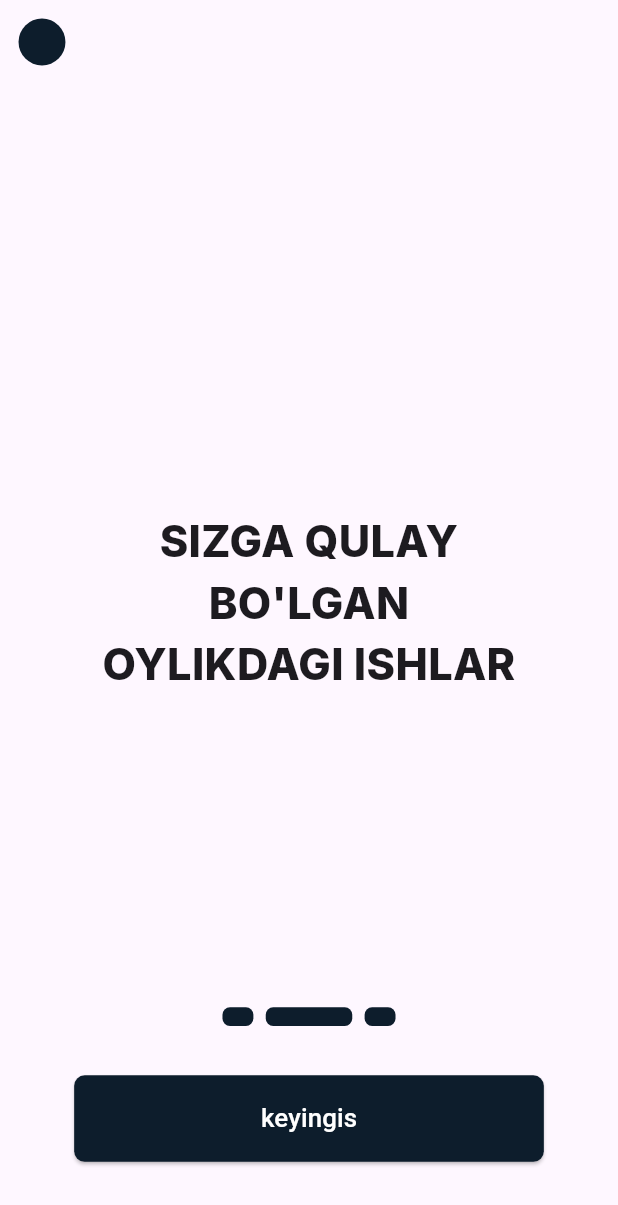
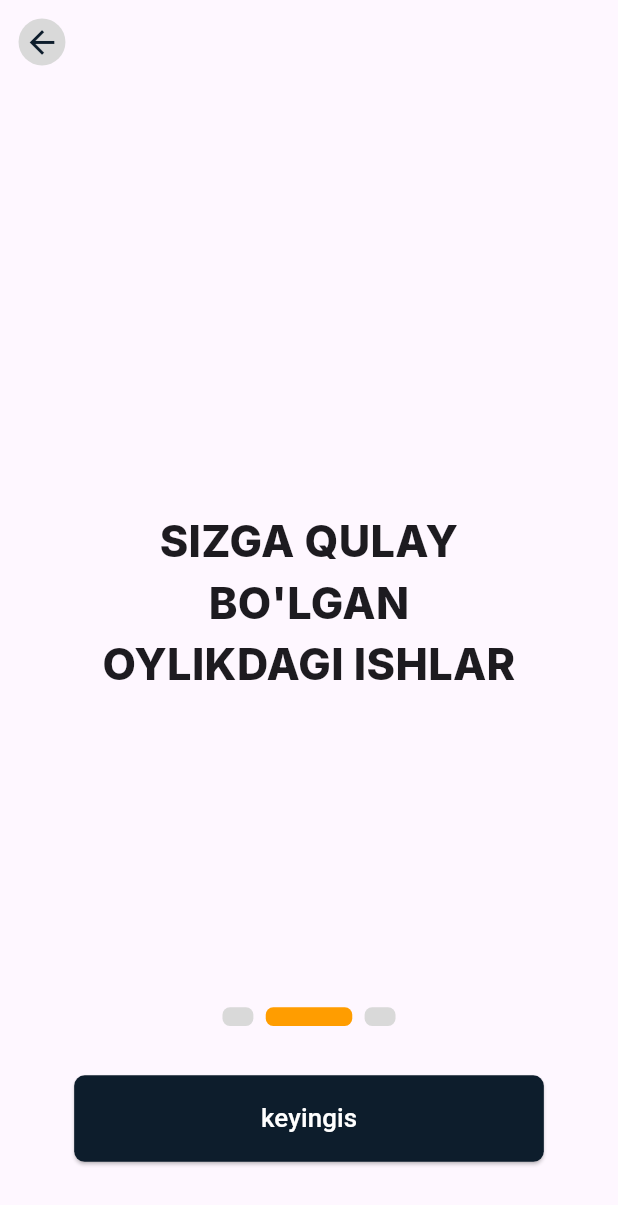
Before and after one commit to OtabekNuriddinov/ish_topdim, a Flutter app: the OnBoarding screen opened by its route, after a tap on "keyingis", on a phone screen of 412 x 824 dp. Shown: the top 1205 px of the screen. Run offline on Flutter 3.47's test engine with Material 3 defaults, Android fonts, the light colour scheme and no system bars; our stand-ins replace flutter_svg, go_router, google_fonts, sizer.

```diff
--- a/lib/core/components/my_back_button.dart
+++ b/lib/core/components/my_back_button.dart
@@ -25,7 +25,7 @@ class MyBackButton extends StatelessWidget{
           ),
           child: Icon(
             size: 3.h,
-            Icons.arrow_back, color: Themes.textColor,
+            Icons.arrow_back, color: Themes.black57,
           ),
         ),
       ),
--- a/lib/core/theme/themes.dart
+++ b/lib/core/theme/themes.dart
@@ -2,8 +2,7 @@ import 'package:flutter/material.dart';
 
 sealed class Themes{
 
-  static const Color textColor = Color(0xFF0D1D2C);
-  static const Color orange = Color(0xFF0D1D2C);
+  static const Color orange = Color(0xFFFF9D00);
   static const Color black57 = Color(0xFF0D1D2C);
-  static const Color white57 = Color(0xFF0D1D2C);
+  static const Color white57 = Color(0xFFD9D9D9);
 }
--- a/lib/features/onboarding/presentation/onboarding_screen.dart
+++ b/lib/features/onboarding/presentation/onboarding_screen.dart
@@ -108,7 +108,7 @@ class _OnBoardingState extends State<OnBoarding> {
             SizedBox(height: 4.h),
             SecondaryElevatedButton(
                 text: "keyingis",
-                color: Themes.textColor,
+                color: Themes.black57,
                 onPressed: (){
                   if (_currentIndex < list.length - 1) {
                     _controller.nextPage(
```
Also changed, not shown: assets/images/ish_topdim.svg (added), assets/images/main_logo.svg (added), lib/presentation/screen/one_step/one_step_screen.dart (added), pubspec.lock.
